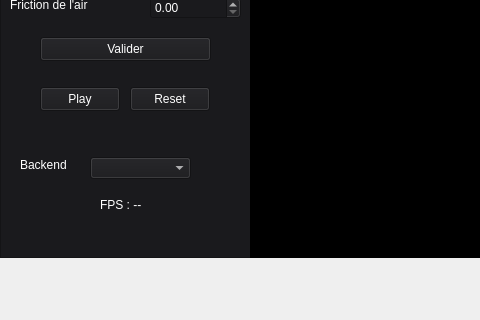
The window that qt_interface/projet_interface.ui (arcreane/gpu-cuda-la-7eme-compagnie) describes before a commit, drawn with Qt 5; both pictures show x 0 to 480 and y 220 to 540 of the 824 by 540 pixel window.
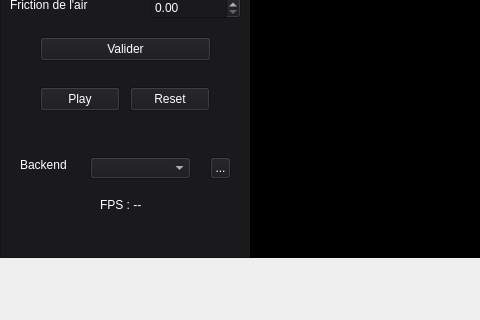
The same window after the commit.

Commit message: Codes finaux. Projet fini. Pas eu le temps d'y implementer un petit jeu, mais tout fonctionne et les effets sont jolis. A tester sur gpu

What changed in the file:
```diff
--- a/qt_interface/projet_interface.ui
+++ b/qt_interface/projet_interface.ui
@@ -300,6 +300,22 @@
       </rect>
      </property>
     </widget>
+    <widget class="QToolButton" name="toolButtonEffects">
+     <property name="geometry">
+      <rect>
+       <x>210</x>
+       <y>360</y>
+       <width>21</width>
+       <height>22</height>
+      </rect>
+     </property>
+     <property name="text">
+      <string>...</string>
+     </property>
+     <property name="popupMode">
+      <enum>QToolButton::ToolButtonPopupMode::InstantPopup</enum>
+     </property>
+    </widget>
    </widget>
    <widget class="QWidget" name="widget" native="true">
     <property name="geometry">
```
The commit also changes 19 other files.
